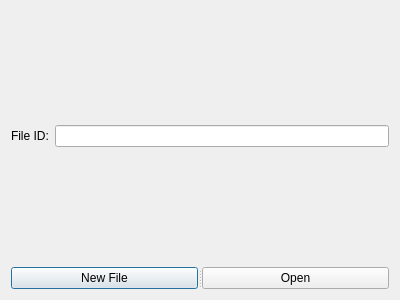
Old version of the form src/client/stub/fileselector.ui in the repository aleoli/Shared-Editor.
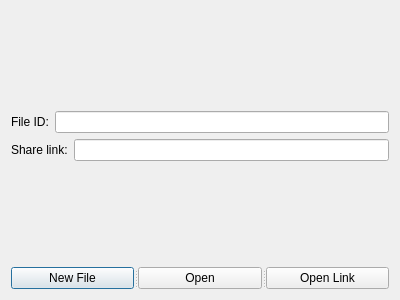
New version of the form.

```diff
--- a/src/client/stub/fileselector.ui
+++ b/src/client/stub/fileselector.ui
@@ -51,6 +51,20 @@
      </item>
     </layout>
    </item>
+   <item>
+    <layout class="QFormLayout" name="formLayout">
+     <item row="0" column="0">
+      <widget class="QLabel" name="label2">
+       <property name="text">
+        <string>Share link:</string>
+       </property>
+      </widget>
+     </item>
+     <item row="0" column="1">
+      <widget class="QLineEdit" name="shareLinkForm" />
+     </item>
+    </layout>
+   </item>
    <item>
     <spacer name="verticalSpacer">
      <property name="orientation">
@@ -79,6 +93,11 @@
        <string>Open</string>
       </property>
      </widget>
+     <widget class="QPushButton" name="openLinkButton">
+      <property name="text">
+       <string>Open Link</string>
+      </property>
+     </widget>
     </widget>
    </item>
   </layout>
```
Left out of the diff: 17 changed lines with no effect on the pictures.
